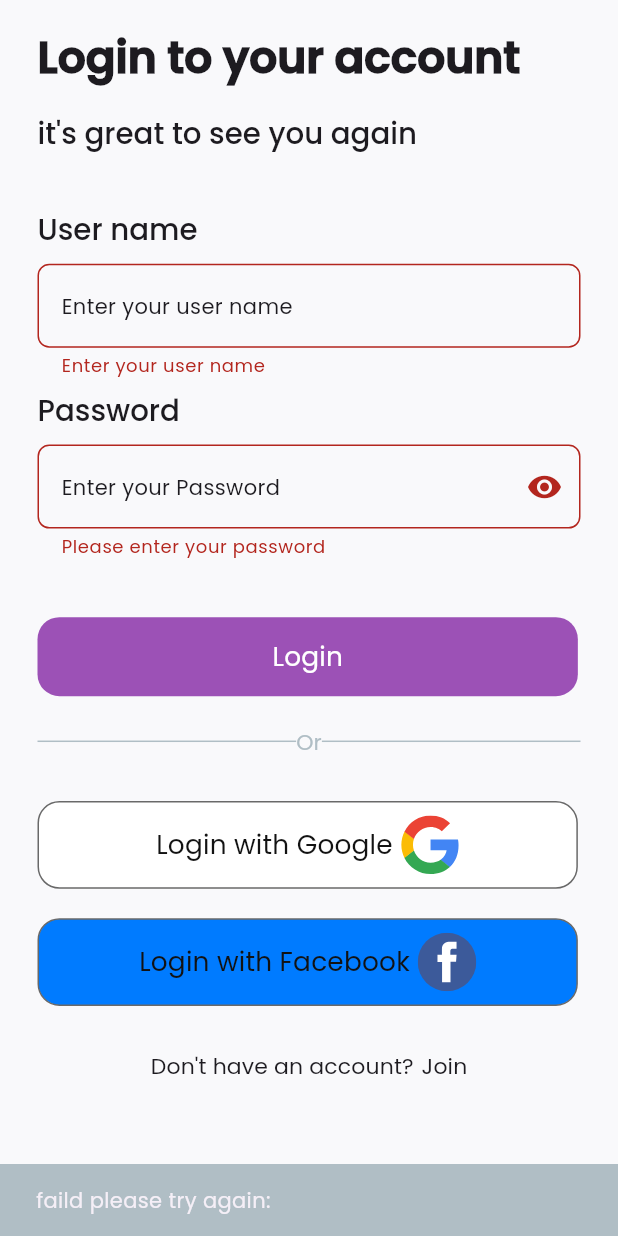
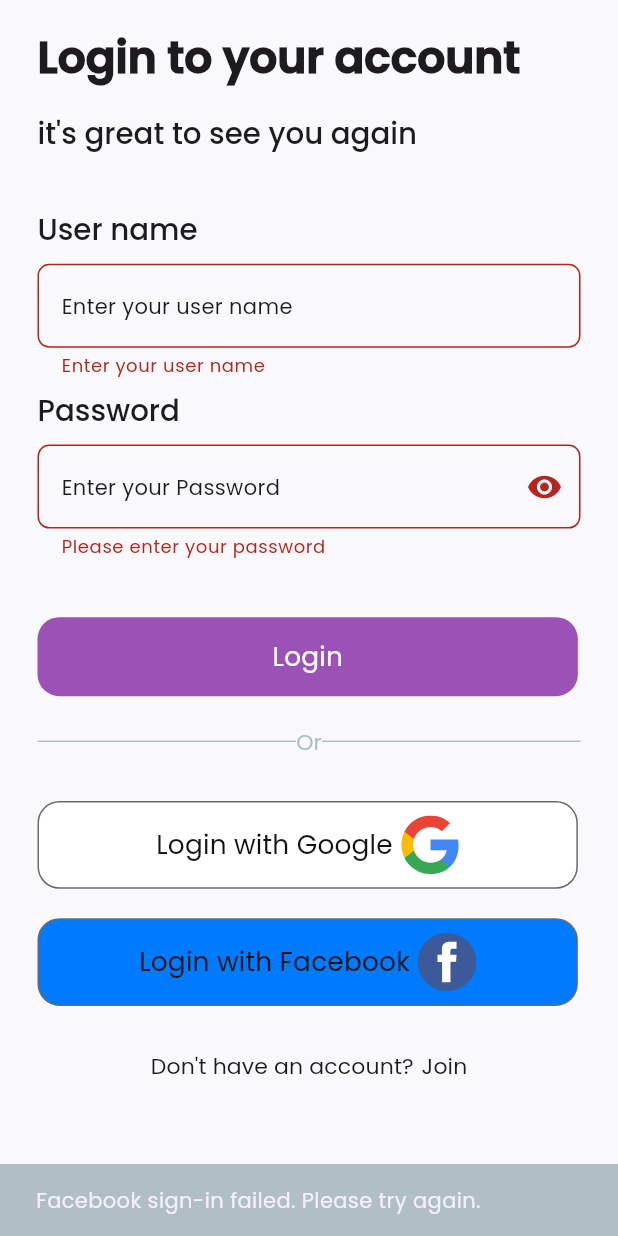
Before and after one commit to rahmaEbrahem/just_a_shop, a Flutter app: the LoginScreen screen opened by its route, after a tap on "Login", after a tap on "Login with Facebook", on a phone screen of 412 x 824 dp. Run offline on Flutter 3.47's test engine with Material 3 defaults, Android fonts, the phone set to English and light mode, and no system bars; our stand-ins replace bloc, dio, easy_localization, firebase_auth, firebase_core, flutter_bloc and 8 more; missing offline and left inert: flutter_facebook_auth; accounts and stored records are empty.

Commit message:
Fix social login linking and auth translations

```diff
--- a/assets/translation/ar.json
+++ b/assets/translation/ar.json
@@ -54,5 +54,16 @@
 "deadline":"انتهت مهلة الاتصال",
 "formatexception":"خطأ في تنسيق البيانات",
 "exception":"حدث خطأ",
-"invalidcredentials":"اسم المستخدم او كلمة المرور غير صحيحة"
+"invalidcredentials":"اسم المستخدم او كلمة المرور غير صحيحة",
+  "accountAlreadyExists": "الحساب موجود بالفعل",
+  "accountAlreadyExistsMessage": "يوجد حساب مسجل بهذا البريد الإلكتروني. تابعي باستخدام Google لربط حساب Facebook به.",
+  "continueWithGoogle": "المتابعة باستخدام Google",
+  "cancel": "إلغاء",
+  "facebookGoogleLinked": "تم ربط حسابي Google وFacebook بنجاح.",
+  "googleLoginSuccessFacebookLinkFailed": "تم تسجيل الدخول باستخدام Google، لكن تعذّر ربط Facebook. يُرجى المحاولة مرة أخرى.",
+  "facebookAccountAlreadyLinked": "حساب Facebook هذا مرتبط بالفعل بحساب آخر.",
+  "googleAccountMismatch": "حساب Google المختار لا يتطابق مع البريد الإلكتروني المرتبط بحساب Facebook.",
+  "facebookLoginFailed": "فشل تسجيل الدخول باستخدام Facebook. يُرجى المحاولة مرة أخرى.",
+  "facebookLoginCancelled": "تم إلغاء تسجيل الدخول باستخدام Facebook.",
+  "googleLoginFailed": "فشل تسجيل الدخول باستخدام Google. يُرجى المحاولة مرة أخرى."
 }
--- a/assets/translation/en.json
+++ b/assets/translation/en.json
@@ -54,5 +54,17 @@
 "deadline":"Deadline",
 "formatexception":"FormatException",
 "exception":"Exception",
-"invalidcredentials":"Invalid username or password"
+"invalidcredentials":"Invalid username or password",
+ "accountAlreadyExists": "Account Already Exists",
+  "accountAlreadyExistsMessage": "An account already exists with this email. Continue with Google to link your Facebook account.",
+  "continueWithGoogle": "Continue with Google",
+  "cancel": "Cancel",
+  "facebookGoogleLinked": "Your Google and Facebook accounts have been linked successfully.",
+  "googleLoginSuccessFacebookLinkFailed": "You signed in with Google, but linking Facebook failed. Please try again.",
+  "facebookAccountAlreadyLinked": "This Facebook account is already linked to another account.",
+  "googleAccountMismatch": "The selected Google account does not match the email associated with Facebook.",
+  "facebookLoginFailed": "Facebook sign-in failed. Please try again.",
+  "facebookLoginCancelled": "Facebook sign-in was cancelled.",
+  "googleLoginFailed": "Google sign-in failed. Please try again."
+
 }
--- a/lib/features/auth/login/login_with_facebook/login_with_facebook.dart
+++ b/lib/features/auth/login/login_with_facebook/login_with_facebook.dart
@@ -6,10 +6,14 @@ import 'package:crypto/crypto.dart';
 import 'package:e_commerce_app/core/helper/extentions/extension.dart';
 import 'package:e_commerce_app/core/routes/routes.dart';
 import 'package:e_commerce_app/core/theme/app_colors.dart';
+import 'package:e_commerce_app/gen/locale_keys.g.dart';
 import 'package:easy_localization/easy_localization.dart';
 import 'package:firebase_auth/firebase_auth.dart';
 import 'package:flutter/material.dart';
 import 'package:flutter_facebook_auth/flutter_facebook_auth.dart';
+
+AuthCredential? pendingFacebookCredential;
+String? pendingFacebookEmail;
 
 String generateRawNonce([int length = 32]) {
   const charset =
@@ -51,8 +55,19 @@ Future<User?> signInWithFacebook(BuildContext context) async {
       );
     }
 
-    if (result.status == LoginStatus.success) {
-      final AccessToken accessToken = result.accessToken!;
+    if (result.status != LoginStatus.success || result.accessToken == null) {
+      if (context.mounted) {
+        ScaffoldMessenger.of(context).showSnackBar(
+          SnackBar(
+            content: Text(LocaleKeys.facebookLoginFailed.tr()),
+            backgroundColor: AppColor.containercolor,
+          ),
+        );
+      }
+      return null;
+    }
+
+    final accessToken = result.accessToken!;
 
     final AuthCredential credential;
 
@@ -64,8 +79,13 @@ Future<User?> signInWithFacebook(BuildContext context) async {
       credential = FacebookAuthProvider.credential(accessToken.tokenString);
     }
 
-      final UserCredential userCredential = await FirebaseAuth.instance
-          .signInWithCredential(credential);
+    try {
+      final userCredential = await FirebaseAuth.instance.signInWithCredential(
+        credential,
+      );
+
+      pendingFacebookCredential = null;
+      pendingFacebookEmail = null;
 
       if (context.mounted) {
         ScaffoldMessenger.of(context).showSnackBar(
@@ -75,34 +95,41 @@ Future<User?> signInWithFacebook(BuildContext context) async {
             duration: const Duration(seconds: 3),
           ),
         );
+
         context.pushNamed(Routes.homescreen);
       }
 
       return userCredential.user;
-    } else {
-      print('فشل تسجيل الدخول: ${result.message}');
+    } on FirebaseAuthException catch (e) {
+      debugPrint('Facebook sign-in error: ${e.code}');
+
+      if (e.code == 'account-exists-with-different-credential' &&
+          e.credential != null &&
+          e.email != null) {
+        pendingFacebookCredential = e.credential;
+        pendingFacebookEmail = e.email;
 
         if (context.mounted) {
           ScaffoldMessenger.of(context).showSnackBar(
             SnackBar(
-            content: Text(
-              'faild please try again: ${result.message ?? "تم إلغاء العملية"}',
-            ).tr(),
-            backgroundColor: AppColor.containercolor,
-            duration: const Duration(seconds: 3),
+              content: Text(LocaleKeys.accountAlreadyExistsMessage.tr()),
+              duration: const Duration(seconds: 5),
             ),
           );
         }
 
         return null;
       }
+
+      rethrow;
+    }
   } catch (e) {
-    print('خطأ أثناء تسجيل الدخول: $e');
+    debugPrint('Facebook sign-in error: $e');
 
     if (context.mounted) {
       ScaffoldMessenger.of(context).showSnackBar(
         SnackBar(
-          content: Text('faild please try again: $e'),
+          content: Text(LocaleKeys.facebookLoginFailed.tr()),
           backgroundColor: AppColor.containercolor,
           duration: const Duration(seconds: 3),
         ),
--- a/lib/features/auth/login/presentation/ui/login_screen.dart
+++ b/lib/features/auth/login/presentation/ui/login_screen.dart
@@ -119,28 +119,70 @@ class _LoginScreenState extends State<LoginScreen> {
                     icon: 'assets/icons/google-icon-logo-svgrepo-com.svg',
                   ),
                   20.verticalSpace,
+
                   AuthContainer(
                     text: LocaleKeys.facelogin.tr(),
                     onTap: () async {
-                      var user = await signInWithFacebook(context);
+                      final user = await signInWithFacebook(context);
+
+                      if (!mounted) return;
+
                       if (user != null) {
-                        print(
-                          'مرحباً بكِ، تم تسجيل الدخول بواسطة: ${user.email}',
+                        debugPrint('Facebook login successful: ${user.email}');
+                        return;
+                      }
+
+                      // A pending credential means Firebase found an existing account.
+                      if (pendingFacebookCredential != null) {
+                        if (!mounted) return;
+                        final shouldContinue = await showDialog<bool>(
+                          context: context,
+                          builder: (dialogContext) {
+                            return AlertDialog(
+                              title: Text(LocaleKeys.accountAlreadyExists.tr()),
+                              content: Text(
+                                LocaleKeys.accountAlreadyExistsMessage.tr(),
+                              ),
+                              actions: [
+                                TextButton(
+                                  onPressed: () {
+                                    Navigator.of(dialogContext).pop(false);
+                                  },
+                                  child: Text(LocaleKeys.cancel.tr()),
+                                ),
+                                ElevatedButton(
+                                  onPressed: () {
+                                    Navigator.of(dialogContext).pop(true);
+                                  },
+                                  child: Text(
+                                    LocaleKeys.continueWithGoogle.tr(),
+                                  ),
+                                ),
+                              ],
+                            );
+                          },
                         );
-                      } else {
-                        ScaffoldMessenger.of(context).showSnackBar(
-                          SnackBar(
-                            content: Text(
-                              'فشل تسجيل الدخول بواسطة فيسبوك، حاول مرة أخرى',
-                            ),
-                            backgroundColor: AppColor.containercolor,
-                          ),
-                        );
+
+                        if (!mounted) return;
+
+                        if (shouldContinue == true) {
+                          await signInWithGoogle(context);
+                        }
+
+                        return;
                       }
+
+                      ScaffoldMessenger.of(context).showSnackBar(
+                        SnackBar(
+                          content: Text(LocaleKeys.facebookLoginFailed.tr()),
+                          backgroundColor: AppColor.containercolor,
+                        ),
+                      );
                     },
                     containcolor: AppColor.secondarycolor,
                     icon: 'assets/icons/facebook-3-logo-svgrepo-com.svg',
                   ),
+
                   30.verticalSpace,
                   Row(
                     mainAxisAlignment: MainAxisAlignment.center,
```
Also changed, not shown: lib/features/auth/login/login_with_google/login_with_google.dart (+66 -3 lines), lib/gen/locale_keys.g.dart, 1 other file. Lines whose indentation alone changed are shown as unchanged.
